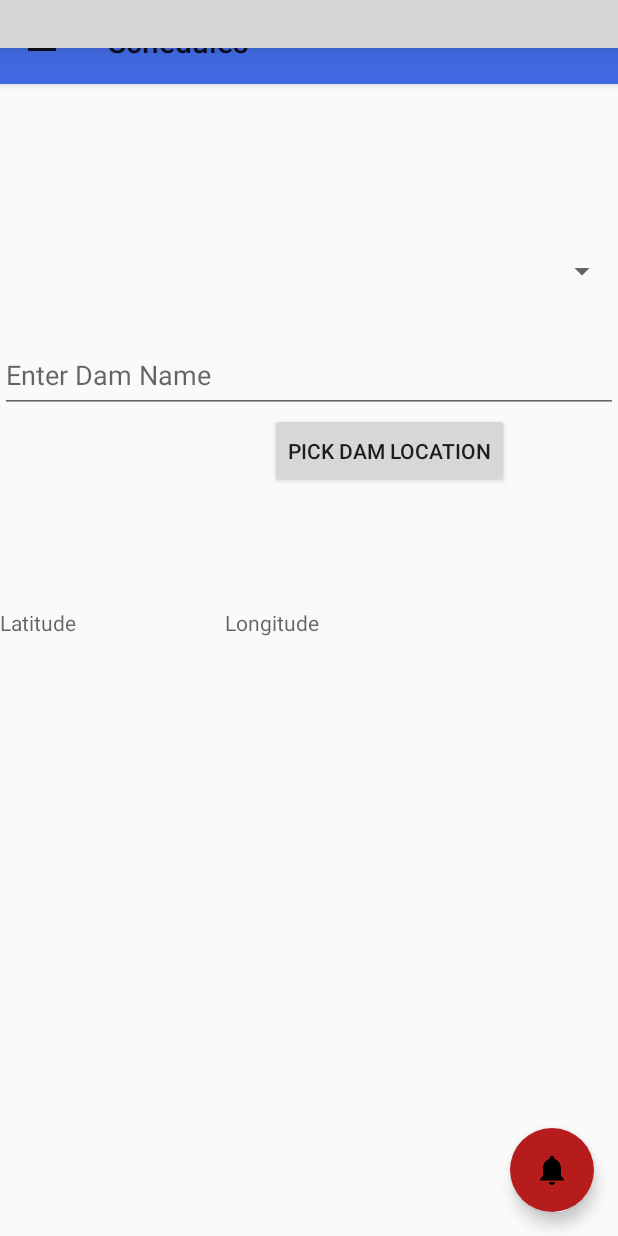
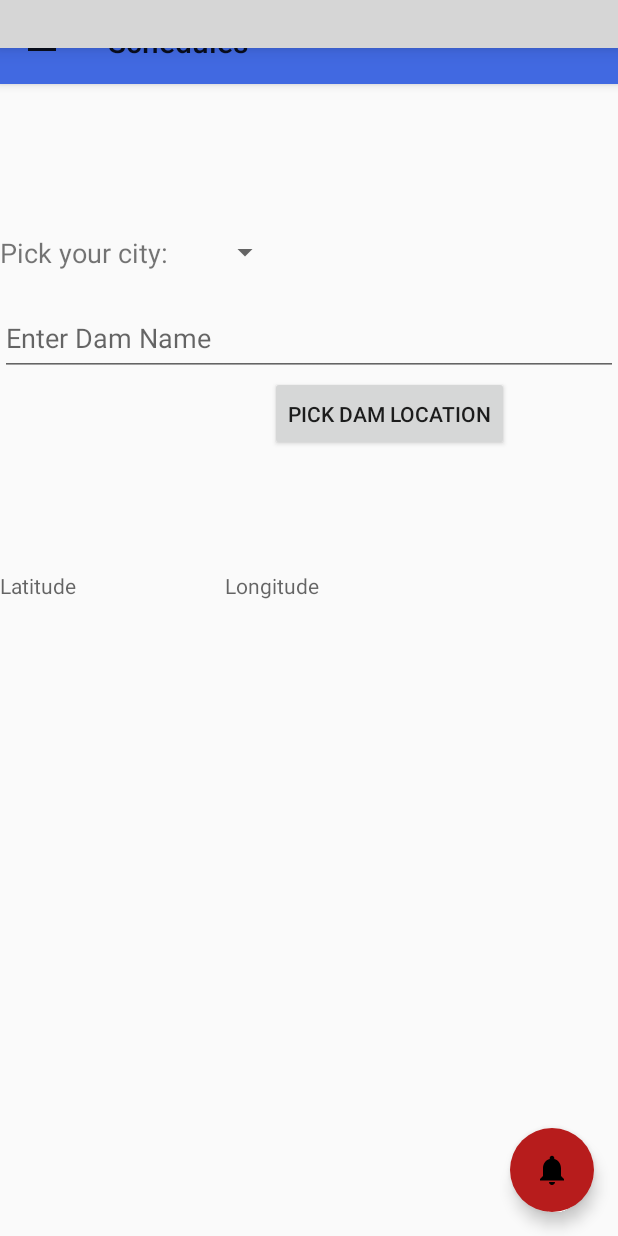
Before and after one commit to LoneWolf36/FirebaseSystem, an Android app: the fragment DamLocationPicker placed in its activity, on a phone screen of 412 x 824 dp. Run offline under Robolectric (Android 15) with nearby library versions, the phone set to English and light mode, and no system bars; our stand-ins replace ButterKnife, Firebase (no records; nobody signed in at launch, a user with empty details on screens opened directly); libraries missing offline, so code that uses them is left out: com.github.florent37.awesomebar, com.stone.vega; plain views replace ArcNavigationView, AwesomeBar; 12 statements that could not run were skipped; grey boxes are pictures that could not be loaded.

Commit message:
city in loc

```diff
--- a/app/src/debug/res/values/google_maps_api.xml
+++ b/app/src/debug/res/values/google_maps_api.xml
@@ -20,5 +20,5 @@
     Once you have your key (it starts with "AIza"), replace the "google_maps_key"
     string in this file.
     -->
-    <string name="google_maps_key" templateMergeStrategy="preserve" translatable="false"> AIzaSyDvUfiVi859AkBGHQWfGtRUc3Gi9hmViHU </string>
+    <string name="google_maps_key" templateMergeStrategy="preserve"> AIzaSyDvUfiVi859AkBGHQWfGtRUc3Gi9hmViHU </string>
 </resources>
--- a/app/src/main/java/sih/firebasesendnotif/Fragments/DamLocationPicker.java
+++ b/app/src/main/java/sih/firebasesendnotif/Fragments/DamLocationPicker.java
@@ -1,10 +1,13 @@
 package sih.firebasesendnotif.Fragments;
 
+import android.app.AlertDialog;
 import android.content.Context;
+import android.content.DialogInterface;
 import android.content.Intent;
 import android.content.SharedPreferences;
 import android.net.Uri;
 import android.os.Bundle;
+import android.support.annotation.Nullable;
 import android.support.v4.app.Fragment;
 import android.util.Log;
 import android.view.LayoutInflater;
@@ -22,6 +25,7 @@ import com.google.android.gms.common.GooglePlayServicesRepairableException;
 import com.google.android.gms.location.places.Place;
 import com.google.android.gms.location.places.ui.PlacePicker;
 import com.google.android.gms.maps.model.LatLng;
+import com.google.firebase.auth.FirebaseAuth;
 import com.google.firebase.database.DataSnapshot;
 import com.google.firebase.database.DatabaseError;
 import com.google.firebase.database.DatabaseReference;
@@ -46,12 +50,8 @@ import static android.content.Context.MODE_PRIVATE;
  * Use the {@link DamLocationPicker#newInstance} factory method to
  * create an instance of this fragment.
  */
-public class DamLocationPicker extends Fragment {
+public class DamLocationPicker extends Fragment{
     // TODO: Rename parameter arguments, choose names that match
-    // the fragment initialization parameters, e.g. ARG_ITEM_NUMBER
-    private static final String ARG_PARAM1 = "param1";
-    private static final String ARG_PARAM2 = "param2";
-
 
     // TODO: Rename and change types of parameters
     private String mParam1;
@@ -64,15 +64,138 @@ public class DamLocationPicker extends Fragment {
     TextView tvLong;
     Button button1;
     Spinner spinner;
-    String city_pick;
+    String city_name;
     Button button;
-    private DatabaseReference myRef;
-    final private int REQUEST_CODE_ASK_PERMISSIONS = 123;
- //   private OnFragmentInteractionListener mListener;
+    DatabaseReference myRef;
 
-    public DamLocationPicker() {
-        // Required empty public constructor
+    @Override
+    public void onViewCreated(View view, @Nullable Bundle savedInstanceState) {
+        super.onViewCreated(view, savedInstanceState);
+        spinner = view.findViewById(R.id.spinner);
+        myRef = FirebaseDatabase.getInstance().getReference();
+        myRef.child("cities").addValueEventListener(new ValueEventListener() {
+            @Override
+            public void onDataChange(DataSnapshot dataSnapshot) {
+
+                final List<String> cities = new ArrayList<String>();
+                for (DataSnapshot citySnapshot : dataSnapshot.getChildren()) {
+                    String cityName = citySnapshot.getValue(String.class);
+                    cities.add(cityName);
+                }
+                ArrayAdapter<String> cityAdapter = new ArrayAdapter<String>(getActivity(), android.R.layout.simple_spinner_item, cities);
+                cityAdapter.setDropDownViewResource(android.R.layout.simple_spinner_dropdown_item);
+                spinner.setAdapter(cityAdapter);
+            }
+
+            @Override
+            public void onCancelled(DatabaseError databaseError) {
+
+            }
+        });
+        spinner.setOnItemSelectedListener(new AdapterView.OnItemSelectedListener() {
+            @Override
+            public void onItemSelected(AdapterView<?> adapterView, View view, int i, long l) {
+                city_name = adapterView.getItemAtPosition(i).toString();
+            }
+
+            @Override
+            public void onNothingSelected(AdapterView<?> adapterView) {
+                Toast.makeText(getActivity(), "Please select something", Toast.LENGTH_SHORT).show();
+            }
+        });
     }
+
+//    SharedPreferences prefs;
+//    final private int REQUEST_CODE_ASK_PERMISSIONS = 123;
+// //   private OnFragmentInteractionListener mListener;
+//    // Instance of Firebase
+//    private DatabaseReference myRef;
+//    @Override
+//    public void onCreate(Bundle savedInstanceState) {
+//        super.onCreate(savedInstanceState);
+//        //setContentView(R.layout.activity_city_picker);
+//
+//        myRef = FirebaseDatabase.getInstance().getReference();
+//        myRef.child("cities").addValueEventListener(new ValueEventListener() {
+//            @Override
+//            public void onDataChange(DataSnapshot dataSnapshot) {
+//                // Is better to use a List, because you don't know the size
+//                // of the iterator returned by dataSnapshot.getChildren() to
+//                // initialize the array
+//                Log.i("lw", "onDataChange: I am here!");
+//                final List<String> cities = new ArrayList<String>();
+//
+//                for (DataSnapshot citySnapshot: dataSnapshot.getChildren()) {
+//                    String cityName = citySnapshot.getValue(String.class);
+//                    cities.add(cityName);
+//                }
+//
+//                ArrayAdapter<String> cityAdapter = new ArrayAdapter<String>(getActivity(), android.R.layout.simple_spinner_item, cities);
+//                cityAdapter.setDropDownViewResource(android.R.layout.simple_spinner_dropdown_item);
+//                spinner.setAdapter(cityAdapter);
+//            }
+//
+//            @Override
+//            public void onCancelled(DatabaseError databaseError) {
+//
+//            }
+//        });
+//
+//        spinner.setOnItemSelectedListener(this);
+//        button.setOnClickListener(new View.OnClickListener() {
+//            @Override
+//            public void onClick(View view) {
+//                if (city_pick.equals("")){
+//                    //Toast.makeText(getActivity(), "Invalid information", Toast.LENGTH_SHORT).show();
+//                }else{
+//                    Intent intent = new Intent(getActivity(), NavbarActivity.class);
+//                    intent.setFlags(Intent.FLAG_ACTIVITY_NEW_TASK | Intent.FLAG_ACTIVITY_CLEAR_TASK);
+//                    intent.putExtra("City", city_pick);
+//                    startActivity(intent);
+//                }
+//            }
+//        });
+//    }
+//
+//
+//
+//    public void onItemSelected(AdapterView<?> parent, View view, int pos, long id) {
+//        // An item was selected. You can retrieve the selected item using
+//        // parent.getItemAtPosition(pos)
+//        city_pick = parent.getItemAtPosition(pos).toString();
+//        //final SharedPreferences.Editor editor = view.getContext().getSharedPreferences("JaisPrefrence", MODE_PRIVATE).edit();
+//        prefs = parent.getContext().getSharedPreferences("JaisPrefrence", MODE_PRIVATE);
+//        city_pick = prefs.getString("city_name", "");
+//        //editor.putString("city_name", city_pick);
+//        //editor.apply();
+//
+//    }
+//
+//    public void onNothingSelected(AdapterView<?> parent) {
+//        // Another interface callback
+//        //Toast.makeText(parent.getContext(),"Please select something", Toast.LENGTH_SHORT).show();
+//    }
+
+//    @Override
+//    public void onBackPressed() {
+//        new AlertDialog.Builder(this)
+//                .setIcon(android.R.drawable.ic_dialog_alert)
+//                .setTitle("Closing Activity")
+//                .setMessage("Are you sure you want to close this activity?")
+//                .setPositiveButton("Yes", new DialogInterface.OnClickListener()
+//                {
+//                    @Override
+//                    public void onClick(DialogInterface dialog, int which) {
+//                        FirebaseAuth.getInstance().signOut();
+//                        finish();
+//                    }
+//
+//                })
+//                .setNegativeButton("No", null)
+//                .show();
+//
+//    }
+//}
 
     /*
      * Use this factory method to create a new instance of
@@ -91,76 +214,6 @@ public class DamLocationPicker extends Fragment {
         fragment.setArguments(args);
         return fragment;
     }
-
-//    myRef = FirebaseDatabase.getInstance().getReference();
-//        myRef.child("cities").addValueEventListener(new ValueEventListener() {
-//        @Override
-//        public void onDataChange(DataSnapshot dataSnapshot) {
-//            // Is better to use a List, because you don't know the size
-//            // of the iterator returned by dataSnapshot.getChildren() to
-//            // initialize the array
-//            Log.i("lw", "onDataChange: I am here!");
-//            final List<String> cities = new ArrayList<String>();
-//
-//            for (DataSnapshot citySnapshot: dataSnapshot.getChildren()) {
-//                String cityName = citySnapshot.getValue(String.class);
-//                cities.add(cityName);
-//            }
-//
-//            ArrayAdapter<String> cityAdapter = new ArrayAdapter<String>(getActivity().this, android.R.layout.simple_spinner_item, cities);
-//            cityAdapter.setDropDownViewResource(android.R.layout.simple_spinner_dropdown_item);
-//            spinner.setAdapter(cityAdapter);
-//        }
-//
-//        @Override
-//        public void onCancelled(DatabaseError databaseError) {
-//
-//        }
-//    });
-
-//    @Override
-//    public void onCreate(Bundle savedInstanceState) {
-//        super.onCreate(savedInstanceState);
-//        if (getArguments() != null) {
-//            mParam1 = getArguments().getString(ARG_PARAM1);
-//            mParam2 = getArguments().getString(ARG_PARAM2);
-//            spinner.setOnItemSelectedListener(this);
-//            button.setOnClickListener(new View.OnClickListener() {
-//                @Override
-//                public void onClick(View view) {
-//                    if (city_pick.equals("")){
-//                        //Toast.makeText(getActivity().this, "Invalid information", Toast.LENGTH_SHORT).show();
-//                    }else{
-//                        PlacePicker.IntentBuilder builder = new PlacePicker.IntentBuilder();
-//                        try {
-//                        Intent intent = builder.build(getActivity());
-//                        //Intent intent = new Intent(getActivity().this, NavbarActivity.class);
-//                        intent.setFlags(Intent.FLAG_ACTIVITY_NEW_TASK | Intent.FLAG_ACTIVITY_CLEAR_TASK);
-//                        intent.putExtra("City", city_pick);
-//                        startActivity(intent);
-//                        }catch (GooglePlayServicesNotAvailableException | GooglePlayServicesRepairableException e){
-//                            e.printStackTrace();
-//                        }
-//                    }
-//                }
-//            });
-//        }
-//    }
-
-//    public void onItemSelected(AdapterView<?> parent, View view, int pos, long id) {
-//        // An item was selected. You can retrieve the selected item using
-//        // parent.getItemAtPosition(pos)
-//        city_pick = parent.getItemAtPosition(pos).toString();
-//        final SharedPreferences.Editor editor = this.getSharedPreferences("JaisPrefrence", MODE_PRIVATE).edit();
-//        editor.putString("city_name", city_pick);
-//        editor.apply();
-//    }
-
-//    public void onNothingSelected(AdapterView<?> parent) {
-//        // Another interface callback
-//        Toast.makeText(this, "Please select something", ""Toast.LENGTH_SHORT).show();
-//    }
-
     @Override
     public View onCreateView(LayoutInflater inflater, ViewGroup container,
                              Bundle savedInstanceState) {
@@ -170,6 +223,8 @@ public class DamLocationPicker extends Fragment {
         tvLong= (TextView)v.findViewById(R.id.tvLong);
         button1 = (Button) v.findViewById(R.id.button1);
         //button = v.findViewById(R.id.complete_login);
+        spinner = v.findViewById(R.id.city_picker);
+        button = v.findViewById(R.id.complete_login);
         spinner = v.findViewById(R.id.city_picker);
         button1.setOnClickListener(new View.OnClickListener() {
             @Override
@@ -209,17 +264,6 @@ public class DamLocationPicker extends Fragment {
 
     }
 
-
-
-
-
-    // TODO: Rename method, update argument and hook method into UI event
-//    public void onButtonPressed(Uri uri) {
-//        if (mListener != null) {
-//            mListener.onFragmentInteraction(uri);
-//        }
-//    }
-
     @Override
     public void onAttach(Context context) {
         super.onAttach(context);
@@ -231,7 +275,7 @@ public class DamLocationPicker extends Fragment {
         super.onDetach();
   //      mListener = null;
     }
-
+}
 //    @Override
 //    public void onItemSelected(AdapterView<?> parent, View view, int position, long id) {
 //
@@ -239,8 +283,7 @@ public class DamLocationPicker extends Fragment {
 
   //  @Override
  //   public void onNothingSelected(AdapterView<?> parent) {
-
-    }
+//  }
 
     /**
      * This interface must be implemented by activities that contain this
--- a/app/src/main/res/layout/fragment_dam_location_picker.xml
+++ b/app/src/main/res/layout/fragment_dam_location_picker.xml
@@ -12,11 +12,25 @@
         android:layout_width="match_parent"
         android:layout_height="100dp" />
     <!--android:onClick="goPlacePicker"-->
-    <Spinner
-        android:id="@+id/city_picker"
+    <RelativeLayout
         android:layout_width="match_parent"
-        android:layout_height="49dp"
-        android:textAlignment="center" />
+        android:layout_height="wrap_content">
+    <TextView
+        android:id="@+id/textView1"
+        android:layout_width="wrap_content"
+        android:layout_height="wrap_content"
+        android:text="@string/choose_city"
+        android:textSize="18sp" />
+
+        <Spinner
+            android:id="@+id/spinner"
+            android:layout_width="wrap_content"
+            android:layout_height="wrap_content"
+            android:layout_alignParentTop="true"
+            android:layout_marginStart="27dp"
+            android:layout_toEndOf="@+id/textView1"
+            android:textAlignment="center" />
+    </RelativeLayout>
     <EditText
         android:id="@+id/tvDam"
         android:layout_width="match_parent"
--- a/app/src/main/res/values/strings.xml
+++ b/app/src/main/res/values/strings.xml
@@ -10,7 +10,7 @@
 
     <string name="action_settings">Settings</string>
     <string name="title_activity_login">WRIS</string>
-    <string name="hello_blank_fragment">Hello</string>
+    <string name="hello_blank_fragment">Select Language</string>
     <!-- Strings related to login -->
     <string name="prompt_email">Email</string>
     <string name="prompt_password">Password</string>
```
Also changed, not shown: app/src/main/java/sih/firebasesendnotif/Fragments/Language.java (added, +109 -0 lines), app/src/main/res/layout/fragment_language.xml (added, +31 -0 lines).
